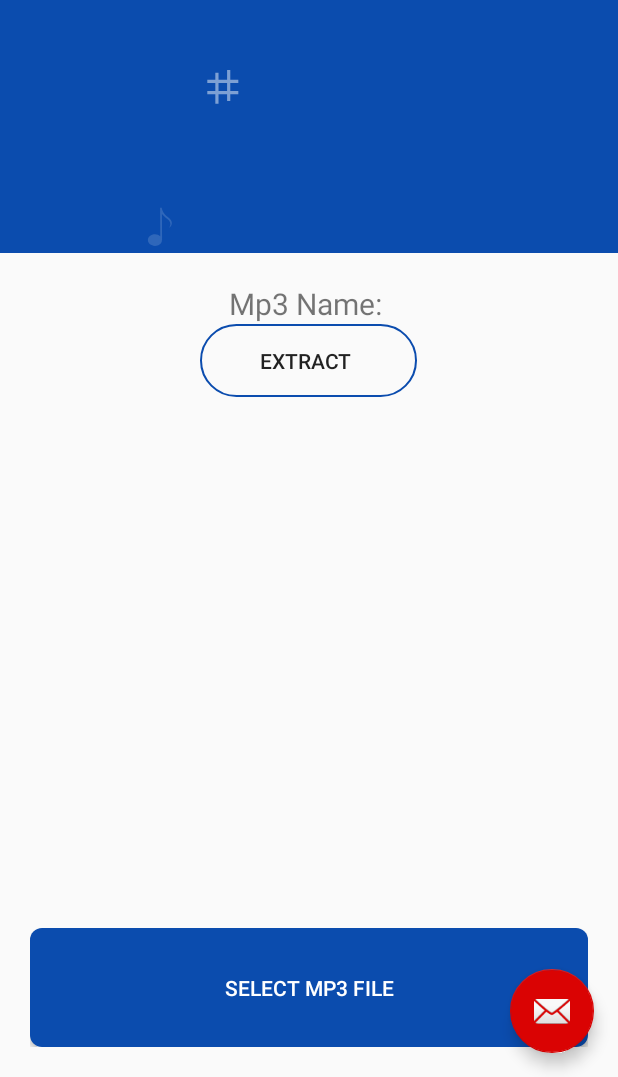
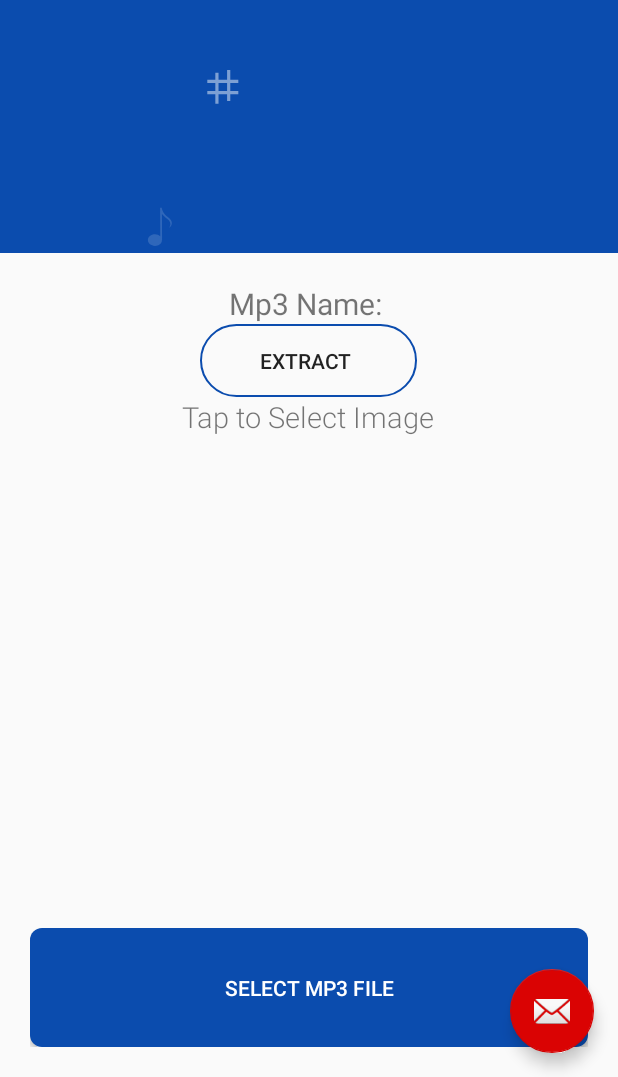
Before and after one commit to funkytaco/AI-Vocal-Remover, an Android app: the screen it shows after launch (DashboardActivity), on a phone screen of 412 x 824 dp, the part 159-1236 px from its top. Run offline under Robolectric (Android 15) with nearby library versions, the phone set to English and light mode, and no system bars.

Commit message:
All Working

```diff
--- a/app/src/main/res/layout/fragment_home.xml
+++ b/app/src/main/res/layout/fragment_home.xml
@@ -103,6 +103,15 @@
                         android:layout_height="wrap_content"
                         android:background="@drawable/btn_extract"
                         android:text="Extract " />
+
+                    <TextView
+                        android:id="@+id/tvmessage"
+                        android:layout_width="wrap_content"
+                        android:layout_height="wrap_content"
+                        android:layout_gravity="center_horizontal"
+                        android:fontFamily="sans-serif-light"
+                        android:text="Tap to Select Image"
+                        android:textSize="19sp" />
                 </LinearLayout>
 
 
@@ -133,14 +142,7 @@
                 android:max="100"
                 tools:progress="40" />
 
-            <TextView
-                android:id="@+id/tvmessage"
-                android:layout_width="wrap_content"
-                android:layout_height="wrap_content"
-                android:layout_gravity="center_horizontal"
-                android:fontFamily="sans-serif-light"
-                android:text="Tap to Select Image"
-                android:textSize="19sp" />
+
         </LinearLayout>
 
 
```
Also changed, not shown: app/src/main/java/vocal/remover/karaoke/instrumental/app/fragments/HomeFragment.kt (+15 -1 lines).
